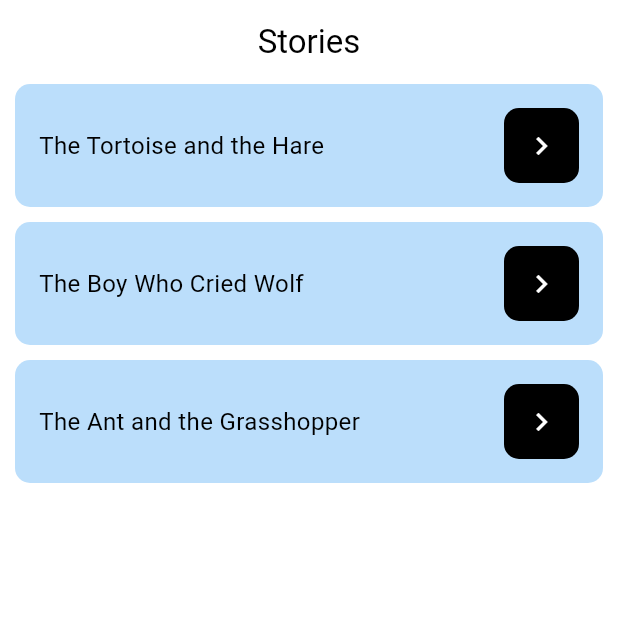
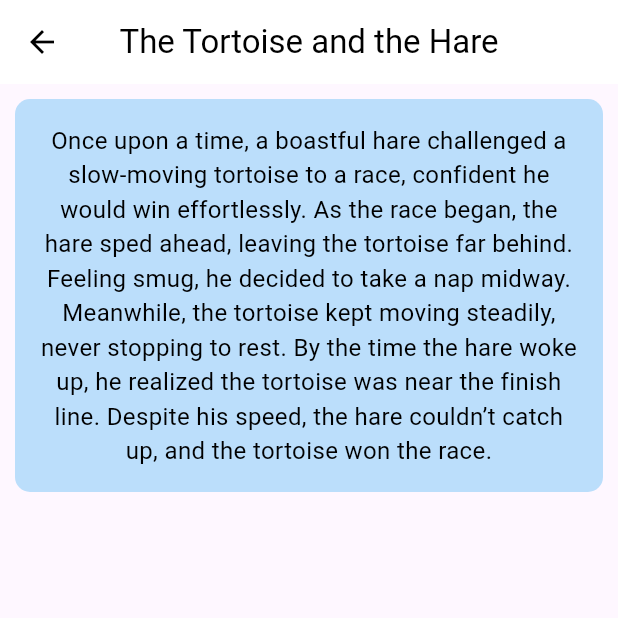
Before and after one commit to abdymazhittoretay/story_app, a Flutter app: the screen it shows after launch, after a tap on the "navigate next" icon, on a phone screen of 412 x 824 dp, the top half of it. Run offline on Flutter 3.47's test engine with Material 3 defaults, Android fonts, the phone set to English and light mode, and no system bars.

Commit message:
added story_page

```diff
--- a/lib/pages/home_page.dart
+++ b/lib/pages/home_page.dart
@@ -1,4 +1,5 @@
 import 'package:flutter/material.dart';
+import 'package:story_app/pages/story_page.dart';
 
 class HomePage extends StatefulWidget {
   const HomePage({super.key});
@@ -56,7 +57,13 @@ class _HomePageState extends State<HomePage> {
                     width: 10.0,
                   ),
                   GestureDetector(
-                    onTap: () {},
+                    onTap: () {
+                      Navigator.push(
+                          context,
+                          MaterialPageRoute(
+                              builder: (context) =>
+                                  StoryPage(title: story[0], story: story[1])));
+                    },
                     child: Container(
                         height: 50.0,
                         width: 50.0,
--- /dev/null
+++ b/lib/pages/story_page.dart
@@ -0,0 +1,36 @@
+import 'package:flutter/material.dart';
+
+class StoryPage extends StatelessWidget {
+  final String title;
+  final String story;
+
+  const StoryPage({
+    super.key,
+    required this.title,
+    required this.story,
+  });
+
+  @override
+  Widget build(BuildContext context) {
+    return Scaffold(
+      appBar: AppBar(
+        backgroundColor: Colors.white,
+        surfaceTintColor: Colors.white,
+        foregroundColor: Colors.black,
+        title: Text(title),
+        centerTitle: true,
+      ),
+      body: Container(
+        padding: EdgeInsets.all(16.0),
+        margin: EdgeInsets.all(10.0),
+        decoration: BoxDecoration(
+            color: Colors.blue[100], borderRadius: BorderRadius.circular(10.0)),
+        child: Text(
+          story,
+          textAlign: TextAlign.center,
+          style: TextStyle(fontSize: 16.0, color: Colors.black),
+        ),
+      ),
+    );
+  }
+}
```
